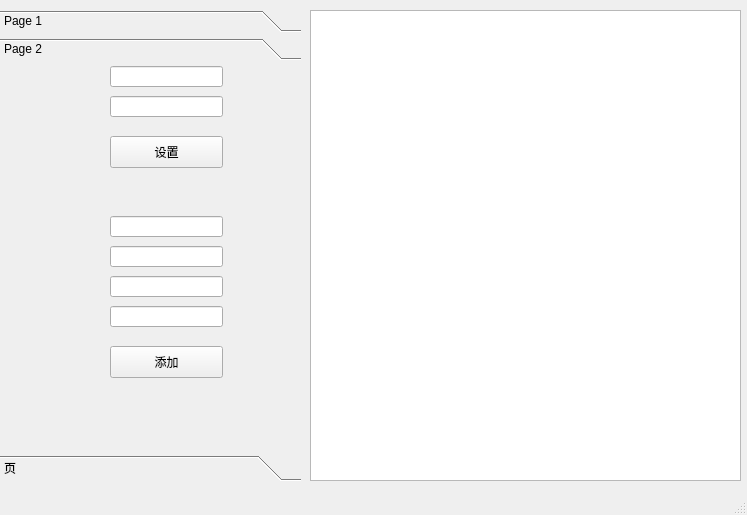
This is deviceinfo.ui in pengcr0912/BackupConfigure as Qt 5 draws it before an edit. The edited form follows.
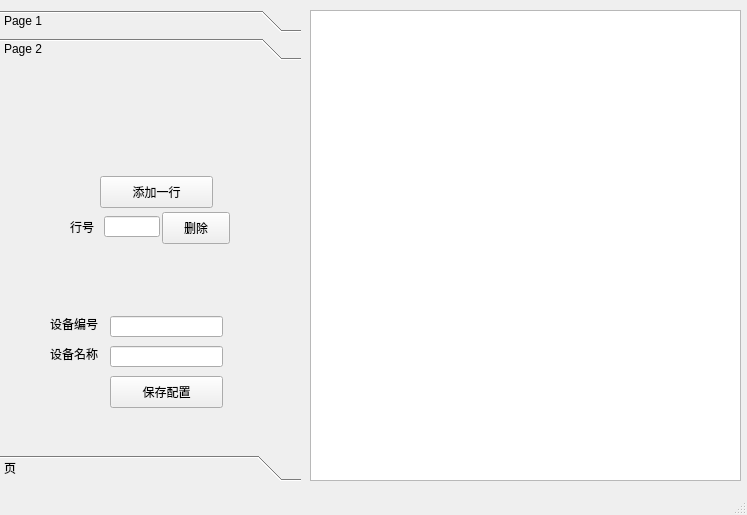
This is the edited form.

Commit message: 配置内容未写入和读出数据库的版本

Diff of the .ui file:
```diff
--- a/deviceinfo.ui
+++ b/deviceinfo.ui
@@ -74,7 +74,7 @@
       <property name="geometry">
        <rect>
         <x>110</x>
-        <y>0</y>
+        <y>250</y>
         <width>113</width>
         <height>21</height>
        </rect>
@@ -84,7 +84,7 @@
       <property name="geometry">
        <rect>
         <x>110</x>
-        <y>30</y>
+        <y>280</y>
         <width>113</width>
         <height>21</height>
        </rect>
@@ -94,51 +94,21 @@
       <property name="geometry">
        <rect>
         <x>110</x>
-        <y>70</y>
+        <y>310</y>
         <width>113</width>
         <height>32</height>
        </rect>
       </property>
       <property name="text">
-       <string>设置</string>
+       <string>保存配置</string>
       </property>
      </widget>
      <widget class="QLineEdit" name="lineEdit_3">
       <property name="geometry">
        <rect>
-        <x>110</x>
+        <x>104</x>
         <y>150</y>
-        <width>113</width>
-        <height>21</height>
-       </rect>
-      </property>
-     </widget>
-     <widget class="QLineEdit" name="lineEdit_4">
-      <property name="geometry">
-       <rect>
-        <x>110</x>
-        <y>180</y>
-        <width>113</width>
-        <height>21</height>
-       </rect>
-      </property>
-     </widget>
-     <widget class="QLineEdit" name="lineEdit_5">
-      <property name="geometry">
-       <rect>
-        <x>110</x>
-        <y>210</y>
-        <width>113</width>
-        <height>21</height>
-       </rect>
-      </property>
-     </widget>
-     <widget class="QLineEdit" name="lineEdit_6">
-      <property name="geometry">
-       <rect>
-        <x>110</x>
-        <y>240</y>
-        <width>113</width>
+        <width>56</width>
         <height>21</height>
        </rect>
       </property>
@@ -146,14 +116,66 @@
      <widget class="QPushButton" name="pushButton_2">
       <property name="geometry">
        <rect>
-        <x>110</x>
-        <y>280</y>
+        <x>100</x>
+        <y>110</y>
         <width>113</width>
         <height>32</height>
        </rect>
       </property>
       <property name="text">
-       <string>添加</string>
+       <string>添加一行</string>
+      </property>
+     </widget>
+     <widget class="QLabel" name="label">
+      <property name="geometry">
+       <rect>
+        <x>50</x>
+        <y>250</y>
+        <width>60</width>
+        <height>16</height>
+       </rect>
+      </property>
+      <property name="text">
+       <string>设备编号</string>
+      </property>
+     </widget>
+     <widget class="QLabel" name="label_2">
+      <property name="geometry">
+       <rect>
+        <x>50</x>
+        <y>280</y>
+        <width>60</width>
+        <height>16</height>
+       </rect>
+      </property>
+      <property name="text">
+       <string>设备名称</string>
+      </property>
+     </widget>
+     <widget class="QLabel" name="label_3">
+      <property name="geometry">
+       <rect>
+        <x>70</x>
+        <y>150</y>
+        <width>26</width>
+        <height>21</height>
+       </rect>
+      </property>
+      <property name="text">
+       <string>行号</string>
+      </property>
+     </widget>
+     <widget class="QPushButton" name="pushButton_3">
+      <property name="geometry">
+       <rect>
+        <x>162</x>
+        <y>146</y>
+        <width>68</width>
+        <height>32</height>
+       </rect>
+      </property>
+      <property name="text">
+       <string>删除</string>
       </property>
      </widget>
     </widget>
```
The commit also changes 9 other files.
